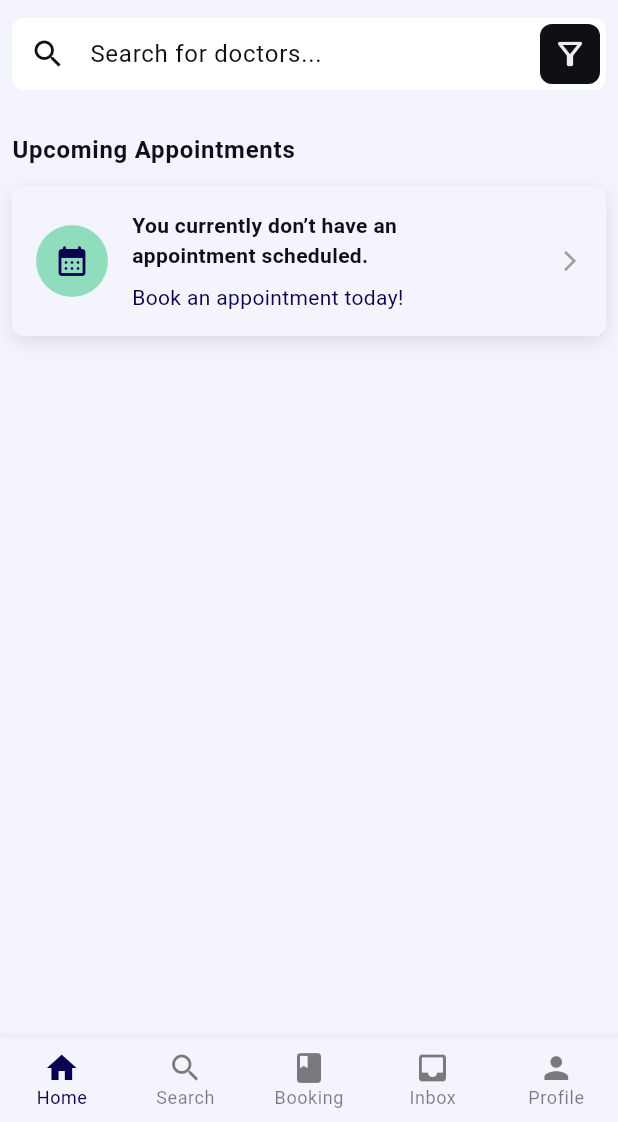
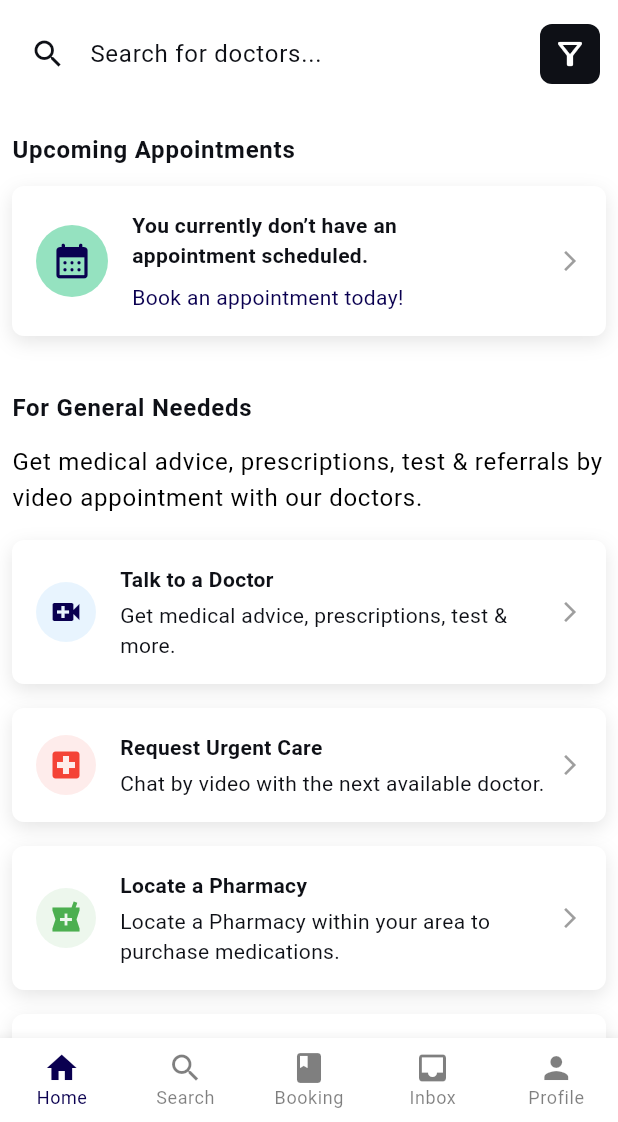
Before and after one commit to jammiedev779/Capstone-Project-II, a Flutter app: the screen it shows after launch, on a phone screen of 412 x 824 dp, the part 114-1236 px from its top. Run offline on Flutter 3.47's test engine with Material 3 defaults, Android fonts, the phone set to English and light mode, and no system bars; our stand-ins replace google_fonts.

Commit message:
feat: general needs section

```diff
--- a/Mobile_app/lib/screens/home/home_screen.dart
+++ b/Mobile_app/lib/screens/home/home_screen.dart
@@ -1,5 +1,5 @@
 import 'package:doc_care/shared/widgets/cards/appointment_preview_card.dart';
-import 'package:doc_care/shared/widgets/titiles/section_title.dart';
+import 'package:doc_care/shared/widgets/widgets.dart';
 import 'package:flutter/material.dart';
 
 class HomeScreen extends StatelessWidget {
@@ -99,6 +99,8 @@ class HomeView extends StatelessWidget {
             children: <Widget>[
               _MyAppointment(),
               SizedBox(height: 24.0),
+              _GeneralNeeds(),
+              SizedBox(height: 24.0),
             ],
           ),
         ),
@@ -124,3 +126,21 @@ class _MyAppointment extends StatelessWidget {
     );
   }
 }
+
+class _GeneralNeeds extends StatelessWidget {
+  const _GeneralNeeds();
+
+  @override
+  Widget build(BuildContext context) {
+    return Column(
+      children: [
+        SectionTitle(
+          title: 'For General Neededs',
+          action: '',
+          onPressed: () {},
+        ),
+        const GeneralNeedsPreviewList(),
+      ],
+    );
+  }
+}
--- a/Mobile_app/lib/shared/theme/app_theme.dart
+++ b/Mobile_app/lib/shared/theme/app_theme.dart
@@ -19,26 +19,14 @@ class AppTheme {
       brightness: Brightness.light,
       primary: Color(0xff0a0050),
       onPrimary: Color(0xffFFFFFF),
-      primaryContainer: Color(0xfff2f3fb),
-      onPrimaryContainer: Color(0xff000000),
       secondary: Color(0xff2cc581),
       onSecondary: Color(0xffffffff),
-      secondaryContainer: Color(0xffdfa3b7),
-      tertiary: Color(0xffb6c2ff),
-      tertiaryContainer: Color(0xffffffff),
-      errorContainer: Color(0xfffcd8df),
-      onErrorContainer: Color(0xff000000),
-      surfaceVariant: Color(0xffeeeeee),
-      outline: Color(0xff737373),
-      outlineVariant: Color(0xffbfbfbf),
-      inverseSurface: Color(0xff121212),
-      surfaceTint: Color(0xff909cdf),
+      surface: Color(0xffFFFFFF),
+      onSurface: Color(0xFF0e1016),
+      background: Color(0xffffffff),
+      onBackground: Color(0xff000000),
       error: Color(0xFF5e162e),
       onError: Color(0xFFf5e9ed),
-      background: Color(0xFFFFFFFF),
-      onBackground: Color(0xff000000),
-      surface: Color(0xFFf4f5fc),
-      onSurface: Color(0xFF0e1016),
     );
   }
 
--- a/Mobile_app/lib/shared/widgets/cards/appointment_preview_card.dart
+++ b/Mobile_app/lib/shared/widgets/cards/appointment_preview_card.dart
@@ -46,7 +46,7 @@ class AppointmentPreviewCard extends StatelessWidget {
                   Icon(
                     Icons.calendar_month_rounded,
                     color: colorScheme.primary,
-                    size: 24.0,
+                    size: 28.0,
                   ),
                 ],
               ),
--- /dev/null
+++ b/Mobile_app/lib/shared/widgets/lists_titles/general_needs_lists.dart
@@ -0,0 +1,169 @@
+import 'package:flutter/material.dart';
+
+class GeneralNeedsPreviewList extends StatelessWidget {
+  const GeneralNeedsPreviewList({
+    super.key,
+    this.needs,
+  });
+
+  // TODO: Create the Needs class
+  final dynamic needs;
+
+  @override
+  Widget build(BuildContext context) {
+    final textTheme = Theme.of(context).textTheme;
+    final colorScheme = Theme.of(context).colorScheme;
+
+    return Column(
+      crossAxisAlignment: CrossAxisAlignment.start,
+      children: [
+        Text(
+          'Get medical advice, prescriptions, test & referrals by video appointment with our doctors.',
+          style: textTheme.bodyLarge?.copyWith(color: colorScheme.onBackground),
+        ),
+        const SizedBox(height: 16.0),
+        _buildCard(
+          context,
+          icon: Icons.video_call,
+          iconColor: colorScheme.primary,
+          circleColor: Colors.blue.withOpacity(0.1),
+          title: 'Talk to a Doctor',
+          subtitle: 'Get medical advice, prescriptions, test & more.',
+          onTap: () {
+            // TODO: Implement Talk to a Doctor action
+          },
+        ),
+        _buildCard(
+          context,
+          icon: Icons.local_hospital,
+          iconColor: Colors.red,
+          circleColor: Colors.red.withOpacity(0.1),
+          title: 'Request Urgent Care',
+          subtitle: 'Chat by video with the next available doctor.',
+          onTap: () {
+            // TODO: Implement Request Urgent Care action
+          },
+        ),
+        _buildCard(
+          context,
+          icon: Icons.local_pharmacy,
+          iconColor: Colors.green,
+          circleColor: Colors.green.withOpacity(0.1),
+          title: 'Locate a Pharmacy',
+          subtitle:
+              'Locate a Pharmacy within your area to purchase medications.',
+          onTap: () {
+            // TODO: Implement Locate a Pharmacy action
+          },
+        ),
+        _buildCard(
+          context,
+          icon: Icons.calendar_today,
+          iconColor: Colors.purple,
+          circleColor: Colors.purple.withOpacity(0.1),
+          title: 'Book an Appointment',
+          subtitle:
+              'Choose a Primary Care Doctor and complete your first video appointment.',
+          onTap: () {
+            // TODO: Implement Book an Appointment action
+          },
+        ),
+        const SizedBox(height: 4.0),
+        GestureDetector(
+          onTap: () {
+            // TODO: Implement See more actions
+          },
+          child: Text(
+            'See more actions',
+            style: textTheme.bodyLarge?.copyWith(
+              color: colorScheme.primary,
+              decoration: TextDecoration.underline,
+            ),
+          ),
+        ),
+      ],
+    );
+  }
+
+  Widget _buildCard(
+    BuildContext context, {
+    required IconData icon,
+    required Color iconColor,
+    required Color circleColor,
+    required String title,
+    required String subtitle,
+    required VoidCallback onTap,
+  }) {
+    final textTheme = Theme.of(context).textTheme;
+    final colorScheme = Theme.of(context).colorScheme;
+
+    return Container(
+      margin: const EdgeInsets.only(bottom: 16.0),
+      padding: const EdgeInsets.all(16.0),
+      decoration: BoxDecoration(
+        borderRadius: BorderRadius.circular(8.0),
+        color: colorScheme.surface,
+        boxShadow: [
+          BoxShadow(
+            color: Colors.black.withOpacity(0.1),
+            blurRadius: 10.0,
+            offset: Offset(0, 4),
+          ),
+        ],
+      ),
+      child: Row(
+        crossAxisAlignment: CrossAxisAlignment.center,
+        children: [
+          Stack(
+            alignment: Alignment.center,
+            children: [
+              Container(
+                width: 40.0,
+                height: 40.0,
+                decoration: BoxDecoration(
+                  shape: BoxShape.circle,
+                  color: circleColor,
+                ),
+              ),
+              Icon(
+                icon,
+                color: iconColor,
+                size: 24.0,
+              ),
+            ],
+          ),
+          const SizedBox(width: 16.0),
+          Expanded(
+            child: Column(
+              crossAxisAlignment: CrossAxisAlignment.start,
+              children: [
+                Text(
+                  title,
+                  style: textTheme.bodyMedium!.copyWith(
+                    color: colorScheme.onSurface,
+                    fontWeight: FontWeight.bold,
+                  ),
+                ),
+                const SizedBox(height: 4.0),
+                GestureDetector(
+                  onTap: onTap,
+                  child: Text(
+                    subtitle,
+                    style: textTheme.bodyMedium!.copyWith(
+                      color: colorScheme.onSurfaceVariant,
+                    ),
+                  ),
+                ),
+              ],
+            ),
+          ),
+          const Icon(
+            Icons.arrow_forward_ios,
+            color: Colors.grey,
+            size: 16.0,
+          ),
+        ],
+      ),
+    );
+  }
+}
--- /dev/null
+++ b/Mobile_app/lib/shared/widgets/widgets.dart
@@ -0,0 +1,2 @@
+export 'package:doc_care/shared/widgets/lists_titles/general_needs_lists.dart';
+export 'package:doc_care/shared/widgets/titiles/section_title.dart';
```
